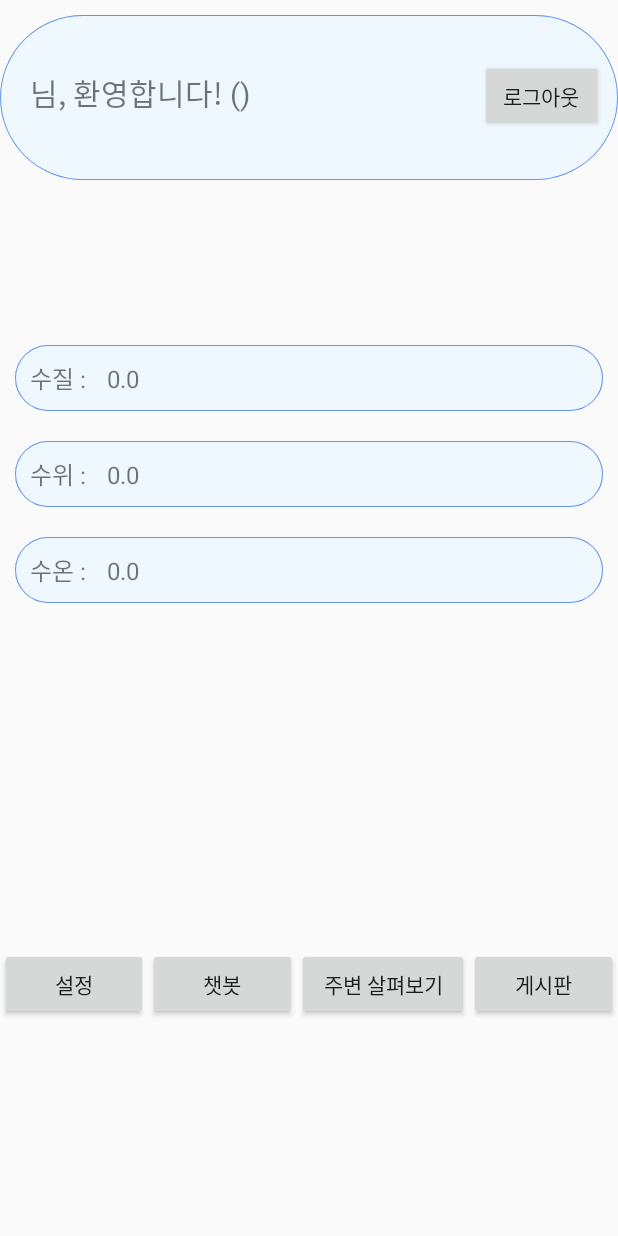
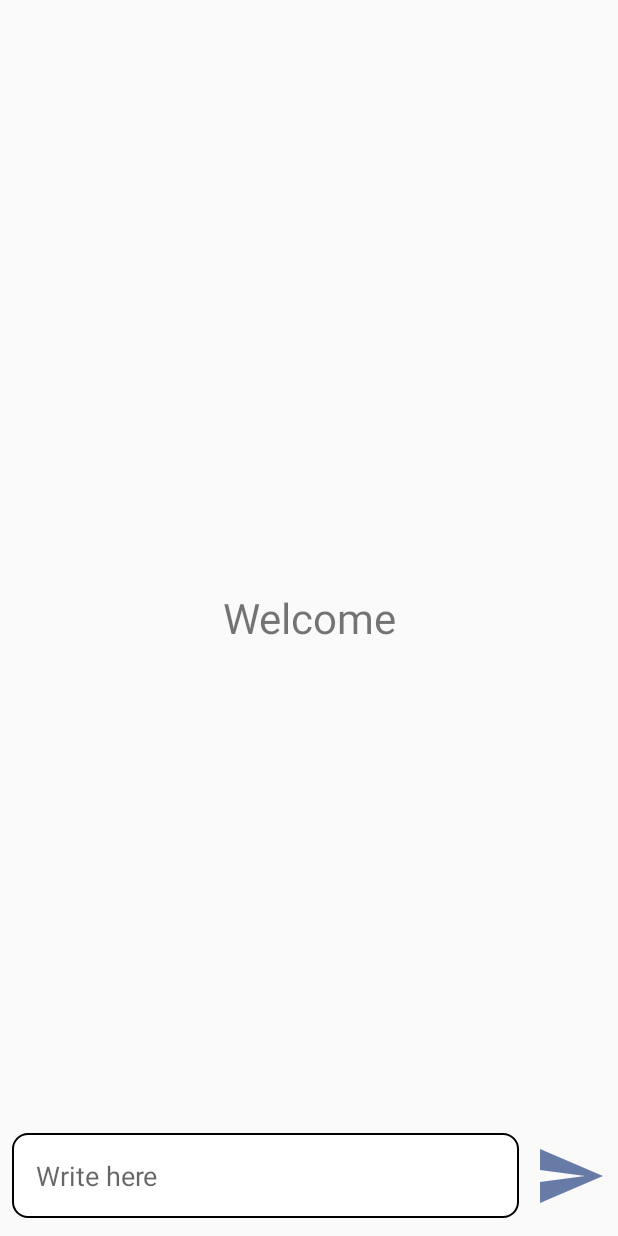
Before and after one commit to ChoiSenn/DodamDodam-, an Android app: the screen it shows after launch once a user with an empty profile is signed in (MainActivity before the commit, ChatbotActivity after it), after a tap on "챗봇", on a phone screen of 412 x 824 dp. Run offline under Robolectric (Android 15) with nearby library versions, the phone set to English and light mode, and no system bars; our stand-ins replace Firebase (no records; nobody signed in at launch, a user with empty details on screens opened directly); 9 statements that could not run were skipped.

Commit message:
ChatBot(ChatGPT)

```diff
--- a/DodamDodamExApplication/app/build.gradle
+++ b/DodamDodamExApplication/app/build.gradle
@@ -63,4 +63,6 @@ dependencies {
     //noinspection GradleCompatible
     implementation 'com.android.support:design:30.0.0'
     implementation 'com.google.android.material:material:1.2.0'
+
+    implementation 'com.squareup.okhttp3:okhttp:4.10.0'
 }
--- a/DodamDodamExApplication/app/src/main/AndroidManifest.xml
+++ b/DodamDodamExApplication/app/src/main/AndroidManifest.xml
@@ -44,6 +44,7 @@
         <activity android:name=".ReadBoardActivity" android:exported="true"></activity>
         <activity android:name=".ModifyBoard" android:exported="true"></activity>
         <activity android:name=".MapActivity" android:exported="true"></activity>
+        <activity android:name=".chatbot.ChatbotActivity" android:exported="true"></activity>
     </application>
 
 </manifest>
--- a/DodamDodamExApplication/app/src/main/java/com/cookandroid/dodamdodamexapplication/MainActivity.java
+++ b/DodamDodamExApplication/app/src/main/java/com/cookandroid/dodamdodamexapplication/MainActivity.java
@@ -14,6 +14,7 @@ import androidx.annotation.NonNull;
 import androidx.appcompat.app.AlertDialog;
 import androidx.appcompat.app.AppCompatActivity;
 
+import com.cookandroid.dodamdodamexapplication.chatbot.ChatbotActivity;
 import com.google.android.gms.tasks.OnCompleteListener;
 import com.google.android.gms.tasks.Task;
 import com.google.android.material.bottomnavigation.BottomNavigationView;
@@ -190,7 +191,7 @@ public class MainActivity extends AppCompatActivity {
         btnChatbot.setOnClickListener(new View.OnClickListener() {
             @Override
             public void onClick(View view) {
-               // startActivity(new Intent(MainActivity.this, ChatbotActivity.class));
+               startActivity(new Intent(MainActivity.this, ChatbotActivity.class));
             }
         });
     }
--- /dev/null
+++ b/DodamDodamExApplication/app/src/main/java/com/cookandroid/dodamdodamexapplication/chatbot/ChatbotActivity.java
@@ -0,0 +1,174 @@
+package com.cookandroid.dodamdodamexapplication.chatbot;
+
+import android.os.Bundle;
+import android.view.View;
+import android.widget.EditText;
+import android.widget.ImageButton;
+import android.widget.TextView;
+
+import androidx.annotation.NonNull;
+import androidx.appcompat.app.AppCompatActivity;
+import androidx.recyclerview.widget.LinearLayoutManager;
+import androidx.recyclerview.widget.RecyclerView;
+
+import com.cookandroid.dodamdodamexapplication.R;
+
+import org.json.JSONArray;
+import org.json.JSONException;
+import org.json.JSONObject;
+
+import java.io.IOException;
+import java.util.ArrayList;
+import java.util.List;
+import java.util.concurrent.TimeUnit;
+
+import okhttp3.Call;
+import okhttp3.Callback;
+import okhttp3.MediaType;
+import okhttp3.OkHttpClient;
+import okhttp3.Request;
+import okhttp3.RequestBody;
+import okhttp3.Response;
+
+public class ChatbotActivity extends AppCompatActivity {
+
+    RecyclerView recycler_view;
+    TextView tv_welcome;
+    EditText et_msg;
+    ImageButton btn_send;
+
+    List<Message> messageList;
+    MessageAdapter messageAdapter;
+
+    public static final MediaType JSON = MediaType.get("application/json; charset=utf-8");
+    OkHttpClient client = new OkHttpClient();
+
+    //secret key 는 openai 홈페이지 가셔서 직접 복사해서 넣으면 됨
+    private static final String MY_SECRET_KEY = "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";
+
+    @Override
+    protected void onCreate(Bundle savedInstanceState) {
+        super.onCreate(savedInstanceState);
+        setContentView(R.layout.chatbot);
+
+        recycler_view = findViewById(R.id.recycler_view);
+        tv_welcome = findViewById(R.id.tv_welcome);
+        et_msg = findViewById(R.id.et_msg);
+        btn_send = findViewById(R.id.btn_send);
+
+        recycler_view.setHasFixedSize(true);
+        LinearLayoutManager manager = new LinearLayoutManager(this);
+        manager.setStackFromEnd(true);
+        recycler_view.setLayoutManager(manager);
+
+        messageList = new ArrayList<>();
+        messageAdapter = new MessageAdapter(messageList);
+        recycler_view.setAdapter(messageAdapter);
+
+        // 연결시간 설정. 60초/120초/60초 (네트워크 연결 시간 늘려줘서 끊기지 않도록)
+        client = new OkHttpClient().newBuilder()
+                .connectTimeout(60, TimeUnit.SECONDS)
+                .writeTimeout(120, TimeUnit.SECONDS)
+                .readTimeout(60, TimeUnit.SECONDS)
+                .build();
+
+        btn_send.setOnClickListener(new View.OnClickListener() {
+            @Override
+            public void onClick(View view) {
+                String question = et_msg.getText().toString().trim();
+                addToChat(question, Message.SENT_BY_ME);
+                et_msg.setText("");
+                callAPI(question);
+                tv_welcome.setVisibility(View.GONE);
+            }
+        });
+    }
+
+    // 입력 메시지를 UI로 출력
+    void addToChat(String message, String sentBy){
+        runOnUiThread(new Runnable() {
+            @Override
+            public void run() {
+                messageList.add(new Message(message, sentBy));
+                messageAdapter.notifyDataSetChanged();
+                recycler_view.smoothScrollToPosition(messageAdapter.getItemCount());
+            }
+        });
+    }
+
+    // 시스템에서 받아온 메시지
+    void addResponse(String response){
+        messageList.remove(messageList.size()-1);  // 리스트의 마지막 아이템 지우기
+        addToChat(response, Message.SENT_BY_BOT);
+    }
+
+    // chatGPT API 불러옴
+    void callAPI(String question){
+        //okhttp
+        messageList.add(new Message("...", Message.SENT_BY_BOT));
+
+        //추가된 내용
+        JSONArray arr = new JSONArray();
+        JSONObject baseAi = new JSONObject();
+        JSONObject userMsg = new JSONObject();
+        try {
+            //AI 속성설정
+            baseAi.put("role", "user");
+            baseAi.put("content", "You are a helpful and kind AI Assistant.");
+            //유저 메세지
+            userMsg.put("role", "user");
+            userMsg.put("content", question);
+            //array로 담아서 한번에 보낸다
+            arr.put(baseAi);
+            arr.put(userMsg);
+        } catch (JSONException e) {
+            throw new RuntimeException(e);
+        }
+
+        JSONObject object = new JSONObject();
+        try {
+            //모델명 변경
+            object.put("model", "gpt-3.5-turbo");
+            object.put("messages", arr);
+//            아래 put 내용은 삭제하면 된다
+//            object.put("model", "text-davinci-003");
+//            object.put("prompt", question);
+//            object.put("max_tokens", 4000);
+//            object.put("temperature", 0);
+
+        } catch (JSONException e){
+            e.printStackTrace();
+        }
+        RequestBody body = RequestBody.create(object.toString(), JSON);
+        Request request = new Request.Builder()
+                .url("https://api.openai.com/v1/chat/completions")  //url 경로 수정됨
+                .header("Authorization", "Bearer "+MY_SECRET_KEY)
+                .post(body)
+                .build();
+
+        client.newCall(request).enqueue(new Callback() {
+            @Override
+            public void onFailure(@NonNull Call call, @NonNull IOException e) {
+                addResponse("Failed to load response due to "+e.getMessage());
+            }
+
+            @Override
+            public void onResponse(@NonNull Call call, @NonNull Response response) throws IOException {
+                if(response.isSuccessful()){
+                    JSONObject jsonObject = null;
+                    try {
+                        jsonObject = new JSONObject(response.body().string());
+                        JSONArray jsonArray = jsonObject.getJSONArray("choices");
+
+                        String result = jsonArray.getJSONObject(0).getJSONObject("message").getString("content");
+                        addResponse(result.trim());
+                    }catch (JSONException e){
+                        e.printStackTrace();
+                    }
+                } else {
+                    addResponse("Failed to load response due to "+response.body().string());
+                }
+            }
+        });
+    }
+}
--- /dev/null
+++ b/DodamDodamExApplication/app/src/main/java/com/cookandroid/dodamdodamexapplication/chatbot/MessageAdapter.java
@@ -0,0 +1,63 @@
+package com.cookandroid.dodamdodamexapplication.chatbot;
+
+import android.view.LayoutInflater;
+import android.view.View;
+import android.view.ViewGroup;
+import android.widget.LinearLayout;
+import android.widget.TextView;
+
+import androidx.annotation.NonNull;
+import androidx.recyclerview.widget.RecyclerView;
+
+import com.cookandroid.dodamdodamexapplication.R;
+
+import java.util.List;
+
+public class MessageAdapter extends RecyclerView.Adapter<MessageAdapter.ViewHolder> {
+
+    List<Message> messageList;
+
+    public MessageAdapter(List<Message> messageList) {
+        this.messageList = messageList;
+    }
+
+    @NonNull
+    @Override
+    public ViewHolder onCreateViewHolder(@NonNull ViewGroup parent, int viewType) {
+        View view = LayoutInflater.from(parent.getContext()).inflate(R.layout.chat_item, null);
+        ViewHolder holder = new ViewHolder(view);
+        return holder;
+    }
+
+    @Override
+    public void onBindViewHolder(@NonNull ViewHolder holder, int position) {
+        Message message = messageList.get(position);
+        if(message.getSentBy().equals(Message.SENT_BY_ME)){
+            holder.left_chat_view.setVisibility(View.GONE);
+            holder.right_chat_view.setVisibility(View.VISIBLE);
+            holder.right_chat_tv.setText(message.getMessage());
+        } else {
+            holder.right_chat_view.setVisibility(View.GONE);
+            holder.left_chat_view.setVisibility(View.VISIBLE);
+            holder.left_chat_tv.setText(message.getMessage());
+        }
+    }
+
+    @Override
+    public int getItemCount() {
+        return messageList.size();
+    }
+
+    public class ViewHolder extends RecyclerView.ViewHolder{
+        LinearLayout left_chat_view, right_chat_view;
+        TextView left_chat_tv, right_chat_tv;
+
+        public ViewHolder(@NonNull View itemView) {
+            super(itemView);
+            left_chat_view = itemView.findViewById(R.id.left_chat_view);
+            right_chat_view = itemView.findViewById(R.id.right_chat_view);
+            left_chat_tv = itemView.findViewById(R.id.left_chat_tv);
+            right_chat_tv = itemView.findViewById(R.id.right_chat_tv);
+        }
+    }
+}
--- /dev/null
+++ b/DodamDodamExApplication/app/src/main/res/drawable/ic_send.xml
@@ -0,0 +1,5 @@
+<vector android:autoMirrored="true" android:height="48dp"
+    android:tint="#687BA7" android:viewportHeight="24"
+    android:viewportWidth="24" android:width="48dp" xmlns:android="http://schemas.android.com/apk/res/android">
+    <path android:fillColor="@android:color/white" android:pathData="M2.01,21L23,12 2.01,3 2,10l15,2 -15,2z"/>
+</vector>
--- /dev/null
+++ b/DodamDodamExApplication/app/src/main/res/drawable/rounded_corner.xml
@@ -0,0 +1,9 @@
+<?xml version="1.0" encoding="utf-8"?>
+<shape xmlns:android="http://schemas.android.com/apk/res/android"
+    android:shape="rectangle">
+
+    <corners android:radius="10dip"/>
+    <stroke android:width="1dp"/>
+    <solid android:color="@color/white"/>
+
+</shape>
--- /dev/null
+++ b/DodamDodamExApplication/app/src/main/res/layout/chatbot.xml
@@ -0,0 +1,56 @@
+<?xml version="1.0" encoding="utf-8"?>
+<RelativeLayout xmlns:android="http://schemas.android.com/apk/res/android"
+    xmlns:app="http://schemas.android.com/apk/res-auto"
+    xmlns:tools="http://schemas.android.com/tools"
+    android:layout_width="match_parent"
+    android:layout_height="match_parent"
+    tools:context=".MainActivity">
+
+    <androidx.recyclerview.widget.RecyclerView
+        android:layout_width="match_parent"
+        android:layout_height="match_parent"
+        android:id="@+id/recycler_view"
+        android:layout_above="@+id/bottom_layout"/>
+
+    <TextView
+        android:layout_width="match_parent"
+        android:layout_height="wrap_content"
+        android:id="@+id/tv_welcome"
+        android:layout_centerInParent="true"
+        android:text="Welcome"
+        android:gravity="center"
+        android:textSize="28sp"
+        />
+
+    <RelativeLayout
+        android:layout_width="match_parent"
+        android:layout_height="80dp"
+        android:layout_alignParentBottom="true"
+        android:padding="8dp"
+        android:id="@+id/bottom_layout">
+
+        <EditText
+            android:layout_width="match_parent"
+            android:layout_height="wrap_content"
+            android:id="@+id/et_msg"
+            android:layout_centerInParent="true"
+            android:hint="Write here"
+            android:padding="16dp"
+            android:layout_toLeftOf="@+id/btn_send"
+            android:background="@drawable/rounded_corner"/>
+
+        <ImageButton
+            android:layout_width="48dp"
+            android:layout_height="48dp"
+            android:id="@+id/btn_send"
+            android:layout_alignParentEnd="true"
+            android:layout_centerInParent="true"
+            android:layout_marginStart="10dp"
+            android:padding="8dp"
+            android:src="@drawable/ic_send"
+            android:background="?attr/selectableItemBackgroundBorderless"
+            />
+
+    </RelativeLayout>
+
+</RelativeLayout>
```
Also changed, not shown: DodamDodamExApplication/app/src/main/java/com/cookandroid/dodamdodamexapplication/chatbot/Message.java (added, +33 -0 lines), DodamDodamExApplication/app/src/main/res/layout/chat_item.xml (added, +46 -0 lines), 1 other file.
